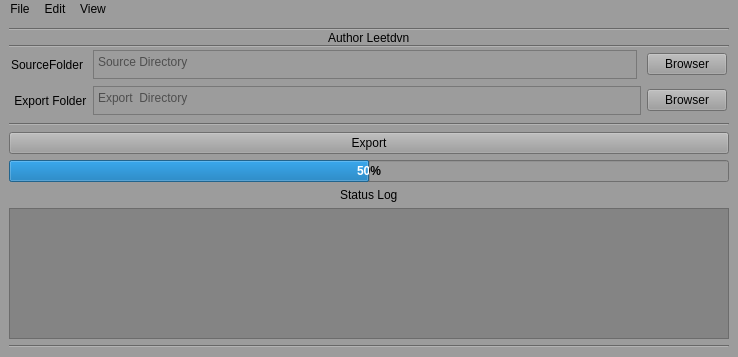
Qt form src/mainwindow.ui (leetdvn/LeeAutoExportFBX) before a commit.
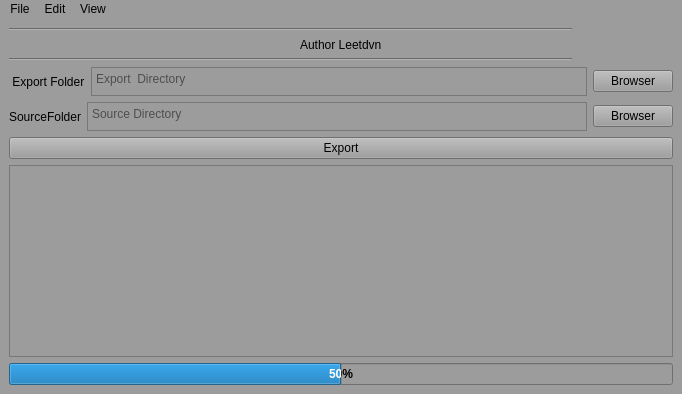
The same form after that commit.

The edit to the form file:
```diff
--- a/src/mainwindow.ui
+++ b/src/mainwindow.ui
@@ -6,20 +6,20 @@
    <rect>
     <x>0</x>
     <y>0</y>
-    <width>738</width>
-    <height>357</height>
+    <width>682</width>
+    <height>394</height>
    </rect>
   </property>
+  <property name="sizePolicy">
+   <sizepolicy hsizetype="Preferred" vsizetype="MinimumExpanding">
+    <horstretch>10</horstretch>
+    <verstretch>10</verstretch>
+   </sizepolicy>
+  </property>
   <property name="minimumSize">
    <size>
-    <width>738</width>
-    <height>357</height>
-   </size>
-  </property>
-  <property name="maximumSize">
-   <size>
-    <width>738</width>
-    <height>357</height>
+    <width>587</width>
+    <height>325</height>
    </size>
   </property>
   <property name="windowTitle">
@@ -28,15 +28,28 @@
   <property name="styleSheet">
    <string notr="true">background-color:rgb(156, 156, 156);</string>
   </property>
-  <widget class="QWidget" name="centralwidget">
-   <layout class="QGridLayout" name="gridLayout">
-    <item row="0" column="0">
+  <widget class="QWidget" name="MainVLayout">
+   <property name="sizePolicy">
+    <sizepolicy hsizetype="MinimumExpanding" vsizetype="MinimumExpanding">
+     <horstretch>0</horstretch>
+     <verstretch>0</verstretch>
+    </sizepolicy>
+   </property>
+   <layout class="QVBoxLayout" name="verticalLayout_5">
+    <item>
+     <layout class="QVBoxLayout" name="verticalLayout_4">
+      <item>
+       <layout class="QVBoxLayout" name="verticalLayout_2">
+        <item>
      <layout class="QVBoxLayout" name="verticalLayout">
-      <property name="spacing">
-       <number>0</number>
-      </property>
       <item>
-       <widget class="Line" name="line_5">
+           <widget class="Line" name="line">
+            <property name="maximumSize">
+             <size>
+              <width>563</width>
+              <height>3</height>
+             </size>
+            </property>
         <property name="orientation">
          <enum>Qt::Orientation::Horizontal</enum>
         </property>
@@ -44,6 +57,12 @@
       </item>
       <item alignment="Qt::AlignmentFlag::AlignHCenter">
        <widget class="QLabel" name="AuthorLabel">
+            <property name="maximumSize">
+             <size>
+              <width>142</width>
+              <height>24</height>
+             </size>
+            </property>
         <property name="styleSheet">
          <string notr="true">font: 700 16pt &quot;Times New Roman&quot;;</string>
         </property>
@@ -53,78 +72,22 @@
        </widget>
       </item>
       <item>
-       <widget class="Line" name="line">
+           <widget class="Line" name="line_2">
+            <property name="maximumSize">
+             <size>
+              <width>563</width>
+              <height>3</height>
+             </size>
+            </property>
         <property name="orientation">
          <enum>Qt::Orientation::Horizontal</enum>
         </property>
        </widget>
+          </item>
+         </layout>
       </item>
       <item>
        <layout class="QHBoxLayout" name="horizontalLayout">
-        <property name="spacing">
-         <number>10</number>
-        </property>
-        <property name="sizeConstraint">
-         <enum>QLayout::SizeConstraint::SetDefaultConstraint</enum>
-        </property>
-        <property name="leftMargin">
-         <number>2</number>
-        </property>
-        <property name="topMargin">
-         <number>2</number>
-        </property>
-        <property name="rightMargin">
-         <number>2</number>
-        </property>
-        <property name="bottomMargin">
-         <number>5</number>
-        </property>
-        <item>
-         <widget class="QLabel" name="SourceLabel">
-          <property name="text">
-           <string>SourceFolder</string>
-          </property>
-         </widget>
-        </item>
-        <item>
-         <widget class="QTextEdit" name="SourceFolderText">
-          <property name="maximumSize">
-           <size>
-            <width>708</width>
-            <height>29</height>
-           </size>
-          </property>
-          <property name="placeholderText">
-           <string>Source Directory</string>
-          </property>
-         </widget>
-        </item>
-        <item>
-         <widget class="QPushButton" name="SourceBrowserBtn">
-          <property name="text">
-           <string>Browser</string>
-          </property>
-         </widget>
-        </item>
-       </layout>
-      </item>
-      <item>
-       <layout class="QHBoxLayout" name="ExportLayout">
-        <property name="spacing">
-         <number>6</number>
-        </property>
-        <property name="leftMargin">
-         <number>2</number>
-        </property>
-        <property name="topMargin">
-         <number>2</number>
-        </property>
-        <property name="rightMargin">
-         <number>2</number>
-        </property>
-        <property name="bottomMargin">
-         <number>2</number>
-        </property>
         <item>
          <widget class="QLabel" name="ExportFolderLabel">
           <property name="text">
@@ -157,24 +120,41 @@
         </item>
        </layout>
       </item>
-     </layout>
-    </item>
-    <item row="1" column="0">
-     <widget class="Line" name="line_3">
-      <property name="orientation">
-       <enum>Qt::Orientation::Horizontal</enum>
-      </property>
-     </widget>
-    </item>
-    <item row="3" column="0">
-     <widget class="Line" name="line_4">
-      <property name="orientation">
-       <enum>Qt::Orientation::Horizontal</enum>
+        <item>
+         <layout class="QHBoxLayout" name="horizontalLayout_2">
+          <item>
+           <widget class="QLabel" name="SourceLabel">
+            <property name="text">
+             <string>SourceFolder</string>
+            </property>
+           </widget>
+          </item>
+          <item>
+           <widget class="QTextEdit" name="SourceFolderText">
+            <property name="maximumSize">
+             <size>
+              <width>708</width>
+              <height>29</height>
+             </size>
+            </property>
+            <property name="placeholderText">
+             <string>Source Directory</string>
+            </property>
+           </widget>
+          </item>
+          <item>
+           <widget class="QPushButton" name="SourceBrowserBtn">
+            <property name="text">
+             <string>Browser</string>
       </property>
      </widget>
     </item>
-    <item row="2" column="0">
-     <layout class="QVBoxLayout" name="verticalLayout_2">
+         </layout>
+        </item>
+       </layout>
+      </item>
+      <item>
+       <layout class="QVBoxLayout" name="verticalLayout_3">
       <item>
        <widget class="QPushButton" name="ExportExecute">
         <property name="text">
@@ -182,6 +162,9 @@
         </property>
        </widget>
       </item>
+        <item>
+         <widget class="QPlainTextEdit" name="LeeLog"/>
+        </item>
       <item>
        <widget class="QProgressBar" name="progressBar">
         <property name="font">
@@ -206,25 +189,7 @@
         </property>
        </widget>
       </item>
-      <item alignment="Qt::AlignmentFlag::AlignHCenter">
-       <widget class="QLabel" name="label_2">
-        <property name="styleSheet">
-         <string notr="true">font: 700 12pt &quot;Segoe UI&quot;;</string>
-        </property>
-        <property name="text">
-         <string>Status Log</string>
-        </property>
-       </widget>
-      </item>
-      <item>
-       <widget class="QPlainTextEdit" name="LeeLog">
-        <property name="enabled">
-         <bool>true</bool>
-        </property>
-        <property name="styleSheet">
-         <string notr="true">background-color: rgba(94, 94, 94,100);</string>
-        </property>
-       </widget>
+       </layout>
       </item>
      </layout>
     </item>
@@ -235,7 +200,7 @@
     <rect>
      <x>0</x>
      <y>0</y>
-     <width>738</width>
+     <width>682</width>
      <height>22</height>
     </rect>
    </property>
```
Lines whose indentation alone changed are shown as unchanged.
